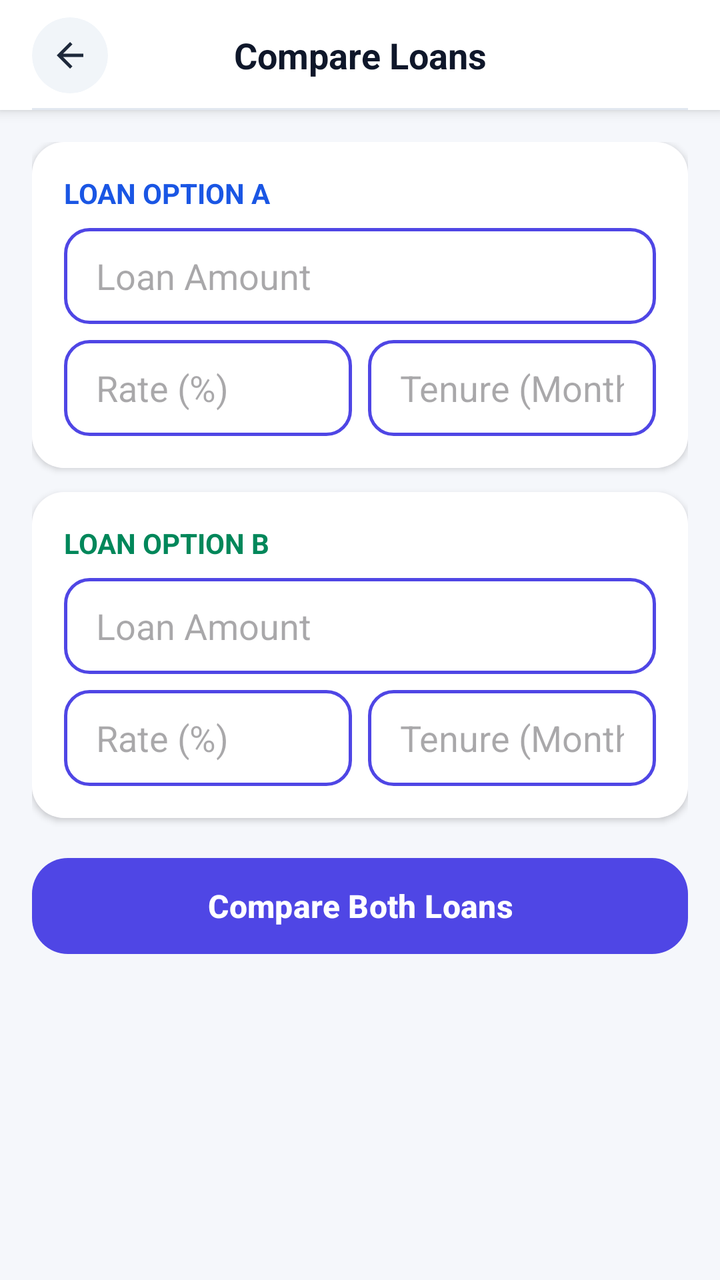
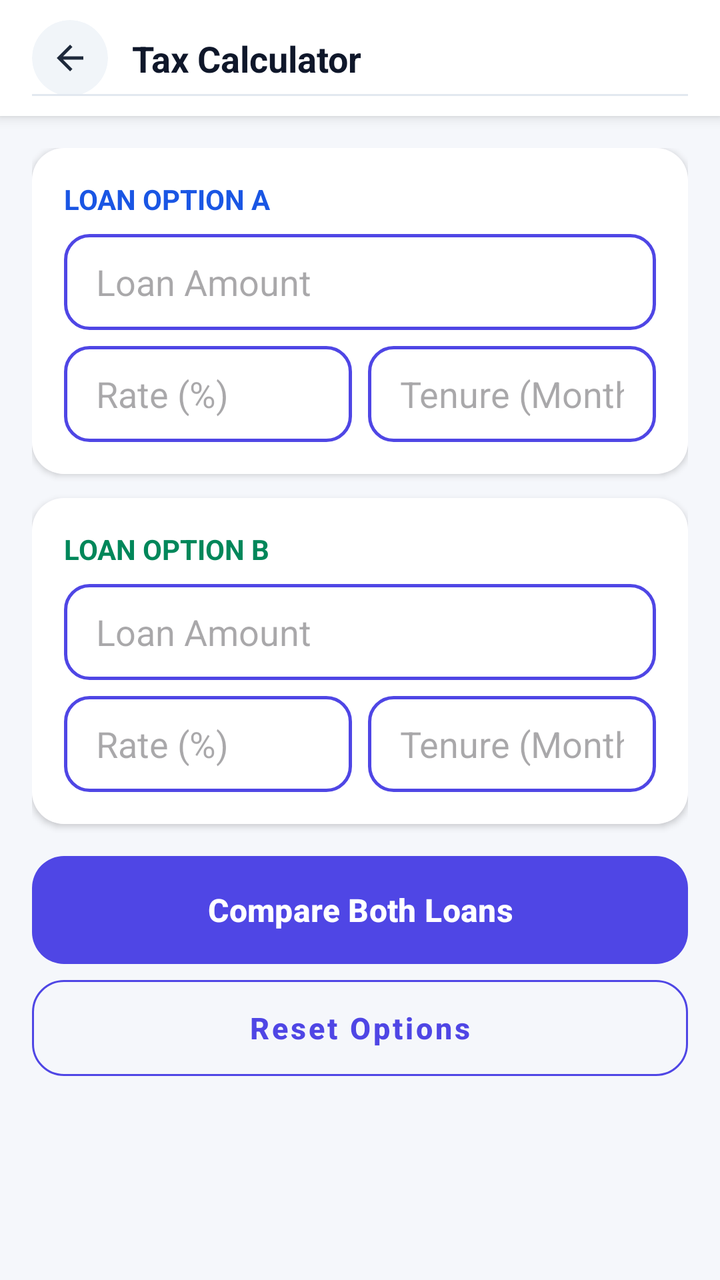

Compare the two renders of this Android layout. The source of the first and the diff that turns it into the second are given below.
<!-- AndroidManifest.xml: application theme Theme.Calculatoremi -->
<!-- res/layout/activity_loan_comparison.xml -->
<?xml version="1.0" encoding="utf-8"?>
<LinearLayout xmlns:android="http://schemas.android.com/apk/res/android"
    xmlns:app="http://schemas.android.com/apk/res-auto"
    android:layout_width="match_parent"
    android:layout_height="match_parent"
    android:background="#F5F7FB"
    android:orientation="vertical">

    
    <androidx.constraintlayout.widget.ConstraintLayout
        android:id="@+id/calculatorHeader"
        android:layout_width="match_parent"
        android:layout_height="55dp"
        android:background="@android:color/white"
        android:elevation="4dp"
        android:paddingStart="16dp"
        android:paddingEnd="16dp">

        <com.google.android.material.card.MaterialCardView
            android:id="@+id/btnBackContainer"
            android:layout_width="38dp"
            android:layout_height="38dp"
            app:cardBackgroundColor="#F1F5F9"
            app:cardCornerRadius="19dp"
            app:cardElevation="0dp"
            app:strokeWidth="0dp"
            app:layout_constraintBottom_toBottomOf="parent"
            app:layout_constraintStart_toStartOf="parent"
            app:layout_constraintTop_toTopOf="parent">

            <ImageView
                android:id="@+id/btnBack"
                android:layout_width="20dp"
                android:layout_height="20dp"
                android:layout_gravity="center"
                android:src="@drawable/ic_arrow_back"
                app:tint="#1E293B" />
        </com.google.android.material.card.MaterialCardView>

        <TextView
            android:id="@+id/txtTitle"
            android:layout_width="wrap_content"
            android:layout_height="wrap_content"
            android:text="Compare Loans"
            android:textColor="#0F172A"
            android:textSize="18sp"
            android:textStyle="bold"
            app:layout_constraintBottom_toBottomOf="parent"
            app:layout_constraintEnd_toEndOf="parent"
            app:layout_constraintStart_toStartOf="parent"
            app:layout_constraintTop_toTopOf="parent" />

        <View
            android:layout_width="match_parent"
            android:layout_height="1dp"
            android:background="#E2E8F0"
            app:layout_constraintBottom_toBottomOf="parent" />

    </androidx.constraintlayout.widget.ConstraintLayout>

    <androidx.core.widget.NestedScrollView
        android:layout_width="match_parent"
        android:layout_height="match_parent"
        android:fillViewport="true">

        <LinearLayout
            android:layout_width="match_parent"
            android:layout_height="wrap_content"
            android:orientation="vertical"
            android:padding="16dp">

            
            <com.google.android.material.card.MaterialCardView
                android:layout_width="match_parent"
                android:layout_height="wrap_content"
                android:layout_marginBottom="12dp"
                app:cardCornerRadius="16dp"
                app:cardElevation="2dp"
                app:strokeWidth="0dp">

                <LinearLayout
                    android:layout_width="match_parent"
                    android:layout_height="wrap_content"
                    android:orientation="vertical"
                    android:padding="16dp"
                    android:background="@android:color/white">

                    <TextView
                        android:layout_width="wrap_content"
                        android:layout_height="wrap_content"
                        android:text="LOAN OPTION A"
                        android:textColor="#1A56E4"
                        android:textSize="14sp"
                        android:textStyle="bold"
                        android:layout_marginBottom="8dp" />

                    <EditText
                        android:id="@+id/etAmountA"
                        android:layout_width="match_parent"
                        android:layout_height="48dp"
                        android:background="@drawable/numeric_input_border"
                        android:hint="Loan Amount"
                        android:inputType="numberDecimal"
                        android:paddingHorizontal="16dp"
                        android:layout_marginBottom="8dp" />

                    <LinearLayout
                        android:layout_width="match_parent"
                        android:layout_height="wrap_content"
                        android:orientation="horizontal">

                        <EditText
                            android:id="@+id/etRateA"
                            android:layout_width="0dp"
                            android:layout_height="48dp"
                            android:layout_weight="1"
                            android:background="@drawable/numeric_input_border"
                            android:hint="Rate (%)"
                            android:inputType="numberDecimal"
                            android:paddingHorizontal="16dp"
                            android:layout_marginEnd="4dp" />

                        <EditText
                            android:id="@+id/etMonthsA"
                            android:layout_width="0dp"
                            android:layout_height="48dp"
                            android:layout_weight="1"
                            android:background="@drawable/numeric_input_border"
                            android:hint="Tenure (Months)"
                            android:inputType="number"
                            android:paddingHorizontal="16dp"
                            android:layout_marginStart="4dp" />
                    </LinearLayout>
                </LinearLayout>
            </com.google.android.material.card.MaterialCardView>

            
            <com.google.android.material.card.MaterialCardView
                android:layout_width="match_parent"
                android:layout_height="wrap_content"
                android:layout_marginBottom="16dp"
                app:cardCornerRadius="16dp"
                app:cardElevation="2dp"
                app:strokeWidth="0dp">

                <LinearLayout
                    android:layout_width="match_parent"
                    android:layout_height="wrap_content"
                    android:orientation="vertical"
                    android:padding="16dp"
                    android:background="@android:color/white">

                    <TextView
                        android:layout_width="wrap_content"
                        android:layout_height="wrap_content"
                        android:text="LOAN OPTION B"
                        android:textColor="#00875A"
                        android:textSize="14sp"
                        android:textStyle="bold"
                        android:layout_marginBottom="8dp" />

                    <EditText
                        android:id="@+id/etAmountB"
                        android:layout_width="match_parent"
                        android:layout_height="48dp"
                        android:background="@drawable/numeric_input_border"
                        android:hint="Loan Amount"
                        android:inputType="numberDecimal"
                        android:paddingHorizontal="16dp"
                        android:layout_marginBottom="8dp" />

                    <LinearLayout
                        android:layout_width="match_parent"
                        android:layout_height="wrap_content"
                        android:orientation="horizontal">

                        <EditText
                            android:id="@+id/etRateB"
                            android:layout_width="0dp"
                            android:layout_height="48dp"
                            android:layout_weight="1"
                            android:background="@drawable/numeric_input_border"
                            android:hint="Rate (%)"
                            android:inputType="numberDecimal"
                            android:paddingHorizontal="16dp"
                            android:layout_marginEnd="4dp" />

                        <EditText
                            android:id="@+id/etMonthsB"
                            android:layout_width="0dp"
                            android:layout_height="48dp"
                            android:layout_weight="1"
                            android:background="@drawable/numeric_input_border"
                            android:hint="Tenure (Months)"
                            android:inputType="number"
                            android:paddingHorizontal="16dp"
                            android:layout_marginStart="4dp" />
                    </LinearLayout>
                </LinearLayout>
            </com.google.android.material.card.MaterialCardView>

            <com.google.android.material.button.MaterialButton
                android:id="@+id/btnCompare"
                android:layout_width="match_parent"
                android:layout_height="56dp"
                android:text="Compare Both Loans"
                android:textAllCaps="false"
                android:textColor="@android:color/white"
                android:textSize="16sp"
                android:textStyle="bold"
                app:backgroundTint="@color/primary"
                app:cornerRadius="18dp"
                android:layout_marginBottom="16dp" />

            
            <com.google.android.material.card.MaterialCardView
                android:id="@+id/cardComparisonResult"
                android:layout_width="match_parent"
                android:layout_height="wrap_content"
                android:visibility="gone"
                app:cardCornerRadius="16dp"
                app:cardElevation="3dp"
                app:strokeWidth="0dp">

                <LinearLayout
                    android:layout_width="match_parent"
                    android:layout_height="wrap_content"
                    android:orientation="vertical"
                    android:padding="16dp"
                    android:background="@android:color/white">

                    <TextView
                        android:id="@+id/txtWinnerText"
                        android:layout_width="match_parent"
                        android:layout_height="wrap_content"
                        android:background="#E8F5E9"
                        android:padding="12dp"
                        android:text="Option A is better!"
                        android:textColor="#2E7D32"
                        android:textSize="15sp"
                        android:textStyle="bold"
                        android:gravity="center"
                        android:layout_marginBottom="16dp" />

                    
                    <GridLayout
                        android:layout_width="match_parent"
                        android:layout_height="wrap_content"
                        android:columnCount="3">

                        <TextView android:text="Metric" android:textColor="#757575" android:textStyle="bold" android:textSize="13sp"/>
                        <TextView android:text="Option A" android:textColor="#1A56E4" android:textStyle="bold" android:textSize="13sp" android:layout_gravity="end"/>
                        <TextView android:text="Option B" android:textColor="#00875A" android:textStyle="bold" android:textSize="13sp" android:layout_gravity="end"/>

                        <TextView android:text="Monthly EMI" android:textColor="#191C21" android:layout_marginTop="8dp"/>
                        <TextView android:id="@+id/txtEmiA" android:text="$0.00" android:textColor="#191C21" android:textStyle="bold" android:layout_gravity="end" android:layout_marginTop="8dp"/>
                        <TextView android:id="@+id/txtEmiB" android:text="$0.00" android:textColor="#191C21" android:textStyle="bold" android:layout_gravity="end" android:layout_marginTop="8dp"/>

                        <TextView android:text="Total Interest" android:textColor="#191C21" android:layout_marginTop="8dp"/>
                        <TextView android:id="@+id/txtInterestA" android:text="$0.00" android:textColor="#DE350B" android:textStyle="bold" android:layout_gravity="end" android:layout_marginTop="8dp"/>
                        <TextView android:id="@+id/txtInterestB" android:text="$0.00" android:textColor="#DE350B" android:textStyle="bold" android:layout_gravity="end" android:layout_marginTop="8dp"/>

                        <TextView android:text="Total Cost" android:textColor="#191C21" android:layout_marginTop="8dp"/>
                        <TextView android:id="@+id/txtCostA" android:text="$0.00" android:textColor="#191C21" android:textStyle="bold" android:layout_gravity="end" android:layout_marginTop="8dp"/>
                        <TextView android:id="@+id/txtCostB" android:text="$0.00" android:textColor="#191C21" android:textStyle="bold" android:layout_gravity="end" android:layout_marginTop="8dp"/>

                    </GridLayout>

                </LinearLayout>
            </com.google.android.material.card.MaterialCardView>

        </LinearLayout>
    </androidx.core.widget.NestedScrollView>

</LinearLayout>
<!-- resources referenced by this layout -->
<resources>
  <color name="primary">#4F46E5</color>
  <!-- drawable ic_arrow_back (drawable) -->
  <vector xmlns:android="http://schemas.android.com/apk/res/android"
      android:width="24dp"
      android:height="24dp"
      android:viewportWidth="960"
      android:viewportHeight="960">
    <path
        android:pathData="m313,520 l224,224 -57,56 -320,-320 320,-320 57,56 -224,224h487v80L313,520Z"
        android:fillColor="#e3e3e3"/>
  </vector>
  <!-- drawable numeric_input_border (drawable) -->
  <?xml version="1.0" encoding="utf-8"?>
  <shape xmlns:android="http://schemas.android.com/apk/res/android"
      android:shape="rectangle">
  
      <solid android:color="@color/white"/>
  
      <stroke
          android:width="1.5dp"
          android:color="#4F46E5"/>
  
      <corners android:radius="12dp"/>
  </shape>
  <style name="Theme.Calculatoremi" parent="Base.Theme.Calculatoremi" />
  <color name="white">#FFFFFFFF</color>
  <style name="Base.Theme.Calculatoremi" parent="Theme.Material3.DayNight.NoActionBar">
          <item name="android:statusBarColor">@android:color/transparent</item>
          <item name="android:navigationBarColor">@android:color/transparent</item>
          <item name="android:windowLightStatusBar">false</item>
          <item name="android:windowLightNavigationBar">true</item>
          <item name="colorPrimary">@color/primary</item>
          <item name="colorOnPrimary">#FFFFFF</item>
          <item name="colorSecondary">@color/gradient_accent</item>
          <item name="colorOnSecondary">#FFFFFF</item>
      </style>
  <color name="gradient_accent">#818CF8</color>
</resources>

<!-- the commit's change to res/layout/activity_loan_comparison.xml (unified diff, before → after) -->
@@ -7,56 +7,8 @@
     android:orientation="vertical">
 
     
-    <androidx.constraintlayout.widget.ConstraintLayout
-        android:id="@+id/calculatorHeader"
-        android:layout_width="match_parent"
-        android:layout_height="55dp"
-        android:background="@android:color/white"
-        android:elevation="4dp"
-        android:paddingStart="16dp"
-        android:paddingEnd="16dp">
-
-        <com.google.android.material.card.MaterialCardView
-            android:id="@+id/btnBackContainer"
-            android:layout_width="38dp"
-            android:layout_height="38dp"
-            app:cardBackgroundColor="#F1F5F9"
-            app:cardCornerRadius="19dp"
-            app:cardElevation="0dp"
-            app:strokeWidth="0dp"
-            app:layout_constraintBottom_toBottomOf="parent"
-            app:layout_constraintStart_toStartOf="parent"
-            app:layout_constraintTop_toTopOf="parent">
-
-            <ImageView
-                android:id="@+id/btnBack"
-                android:layout_width="20dp"
-                android:layout_height="20dp"
-                android:layout_gravity="center"
-                android:src="@drawable/ic_arrow_back"
-                app:tint="#1E293B" />
-        </com.google.android.material.card.MaterialCardView>
-
-        <TextView
-            android:id="@+id/txtTitle"
-            android:layout_width="wrap_content"
-            android:layout_height="wrap_content"
-            android:text="Compare Loans"
-            android:textColor="#0F172A"
-            android:textSize="18sp"
-            android:textStyle="bold"
-            app:layout_constraintBottom_toBottomOf="parent"
-            app:layout_constraintEnd_toEndOf="parent"
-            app:layout_constraintStart_toStartOf="parent"
-            app:layout_constraintTop_toTopOf="parent" />
-
-        <View
-            android:layout_width="match_parent"
-            android:layout_height="1dp"
-            android:background="#E2E8F0"
-            app:layout_constraintBottom_toBottomOf="parent" />
-
-    </androidx.constraintlayout.widget.ConstraintLayout>
+    
+    <include layout="@layout/layout_calculator_header" />
 
     <androidx.core.widget.NestedScrollView
         android:layout_width="match_parent"
@@ -202,14 +154,32 @@
             <com.google.android.material.button.MaterialButton
                 android:id="@+id/btnCompare"
                 android:layout_width="match_parent"
-                android:layout_height="56dp"
+                android:layout_height="54dp"
                 android:text="Compare Both Loans"
                 android:textAllCaps="false"
                 android:textColor="@android:color/white"
                 android:textSize="16sp"
                 android:textStyle="bold"
+                android:insetTop="0dp"
+                android:insetBottom="0dp"
                 app:backgroundTint="@color/primary"
-                app:cornerRadius="18dp"
+                app:cornerRadius="16dp"
+                android:layout_marginBottom="8dp" />
+
+            <com.google.android.material.button.MaterialButton
+                android:id="@+id/btnReset"
+                style="@style/Widget.MaterialComponents.Button.OutlinedButton"
+                android:layout_width="match_parent"
+                android:layout_height="48dp"
+                android:text="Reset Options"
+                android:textAllCaps="false"
+                android:textColor="@color/primary"
+                android:textSize="15sp"
+                android:textStyle="bold"
+                android:insetTop="0dp"
+                android:insetBottom="0dp"
+                app:cornerRadius="16dp"
+                app:strokeColor="@color/primary"
                 android:layout_marginBottom="16dp" />
 
             
@@ -253,16 +223,16 @@
                         <TextView android:text="Option B" android:textColor="#00875A" android:textStyle="bold" android:textSize="13sp" android:layout_gravity="end"/>
 
                         <TextView android:text="Monthly EMI" android:textColor="#191C21" android:layout_marginTop="8dp"/>
-                        <TextView android:id="@+id/txtEmiA" android:text="$0.00" android:textColor="#191C21" android:textStyle="bold" android:layout_gravity="end" android:layout_marginTop="8dp"/>
-                        <TextView android:id="@+id/txtEmiB" android:text="$0.00" android:textColor="#191C21" android:textStyle="bold" android:layout_gravity="end" android:layout_marginTop="8dp"/>
+                        <TextView android:id="@+id/txtEmiA" android:text="₹0.00" android:textColor="#191C21" android:textStyle="bold" android:layout_gravity="end" android:layout_marginTop="8dp"/>
+                        <TextView android:id="@+id/txtEmiB" android:text="₹0.00" android:textColor="#191C21" android:textStyle="bold" android:layout_gravity="end" android:layout_marginTop="8dp"/>
 
                         <TextView android:text="Total Interest" android:textColor="#191C21" android:layout_marginTop="8dp"/>
-                        <TextView android:id="@+id/txtInterestA" android:text="$0.00" android:textColor="#DE350B" android:textStyle="bold" android:layout_gravity="end" android:layout_marginTop="8dp"/>
-                        <TextView android:id="@+id/txtInterestB" android:text="$0.00" android:textColor="#DE350B" android:textStyle="bold" android:layout_gravity="end" android:layout_marginTop="8dp"/>
+                        <TextView android:id="@+id/txtInterestA" android:text="₹0.00" android:textColor="#DE350B" android:textStyle="bold" android:layout_gravity="end" android:layout_marginTop="8dp"/>
+                        <TextView android:id="@+id/txtInterestB" android:text="₹0.00" android:textColor="#DE350B" android:textStyle="bold" android:layout_gravity="end" android:layout_marginTop="8dp"/>
 
                         <TextView android:text="Total Cost" android:textColor="#191C21" android:layout_marginTop="8dp"/>
-                        <TextView android:id="@+id/txtCostA" android:text="$0.00" android:textColor="#191C21" android:textStyle="bold" android:layout_gravity="end" android:layout_marginTop="8dp"/>
-                        <TextView android:id="@+id/txtCostB" android:text="$0.00" android:textColor="#191C21" android:textStyle="bold" android:layout_gravity="end" android:layout_marginTop="8dp"/>
+                        <TextView android:id="@+id/txtCostA" android:text="₹0.00" android:textColor="#191C21" android:textStyle="bold" android:layout_gravity="end" android:layout_marginTop="8dp"/>
+                        <TextView android:id="@+id/txtCostB" android:text="₹0.00" android:textColor="#191C21" android:textStyle="bold" android:layout_gravity="end" android:layout_marginTop="8dp"/>
 
                     </GridLayout>
 
@@ -273,3 +243,63 @@
     </androidx.core.widget.NestedScrollView>
 
 </LinearLayout>
+<!-- res/layout/layout_calculator_header.xml (included above) -->
+<?xml version="1.0" encoding="utf-8"?>
+<androidx.constraintlayout.widget.ConstraintLayout xmlns:android="http://schemas.android.com/apk/res/android"
+    xmlns:app="http://schemas.android.com/apk/res-auto"
+    android:id="@+id/calculatorHeader"
+    android:layout_width="match_parent"
+    android:layout_height="wrap_content"
+    android:minHeight="56dp"
+    android:background="@android:color/white"
+    android:elevation="4dp"
+    android:paddingStart="16dp"
+    android:paddingEnd="16dp"
+    android:paddingTop="10dp"
+    android:paddingBottom="10dp">
+
+    <com.google.android.material.card.MaterialCardView
+        android:id="@+id/btnBackContainer"
+        android:layout_width="38dp"
+        android:layout_height="38dp"
+        app:cardBackgroundColor="#F1F5F9"
+        app:cardCornerRadius="19dp"
+        app:cardElevation="0dp"
+        app:strokeWidth="0dp"
+        app:layout_constraintBottom_toBottomOf="parent"
+        app:layout_constraintStart_toStartOf="parent"
+        app:layout_constraintTop_toTopOf="parent">
+
+        <ImageView
+            android:id="@+id/btnBack"
+            android:layout_width="20dp"
+            android:layout_height="20dp"
+            android:layout_gravity="center"
+            android:src="@drawable/ic_arrow_back"
+            app:tint="#1E293B" />
+    </com.google.android.material.card.MaterialCardView>
+
+    <TextView
+        android:id="@+id/txtTitle"
+        android:layout_width="0dp"
+        android:layout_height="wrap_content"
+        android:layout_marginStart="12dp"
+        android:layout_marginEnd="12dp"
+        android:text="Tax Calculator"
+        android:textColor="#0F172A"
+        android:textSize="18sp"
+        android:textStyle="bold"
+        android:maxLines="1"
+        android:ellipsize="end"
+        app:layout_constraintBottom_toBottomOf="parent"
+        app:layout_constraintEnd_toEndOf="parent"
+        app:layout_constraintStart_toEndOf="@id/btnBackContainer"
+        app:layout_constraintTop_toTopOf="parent" />
+
+    <View
+        android:layout_width="match_parent"
+        android:layout_height="1dp"
+        android:background="#E2E8F0"
+        app:layout_constraintBottom_toBottomOf="parent" />
+
+</androidx.constraintlayout.widget.ConstraintLayout>
<!-- resource entries referenced after the edit -->
@@ -29,7 +29,7 @@
   <style name="Base.Theme.Calculatoremi" parent="Theme.Material3.DayNight.NoActionBar">
           <item name="android:statusBarColor">@android:color/transparent</item>
           <item name="android:navigationBarColor">@android:color/transparent</item>
-          <item name="android:windowLightStatusBar">false</item>
+          <item name="android:windowLightStatusBar">true</item>
           <item name="android:windowLightNavigationBar">true</item>
           <item name="colorPrimary">@color/primary</item>
           <item name="colorOnPrimary">#FFFFFF</item>
